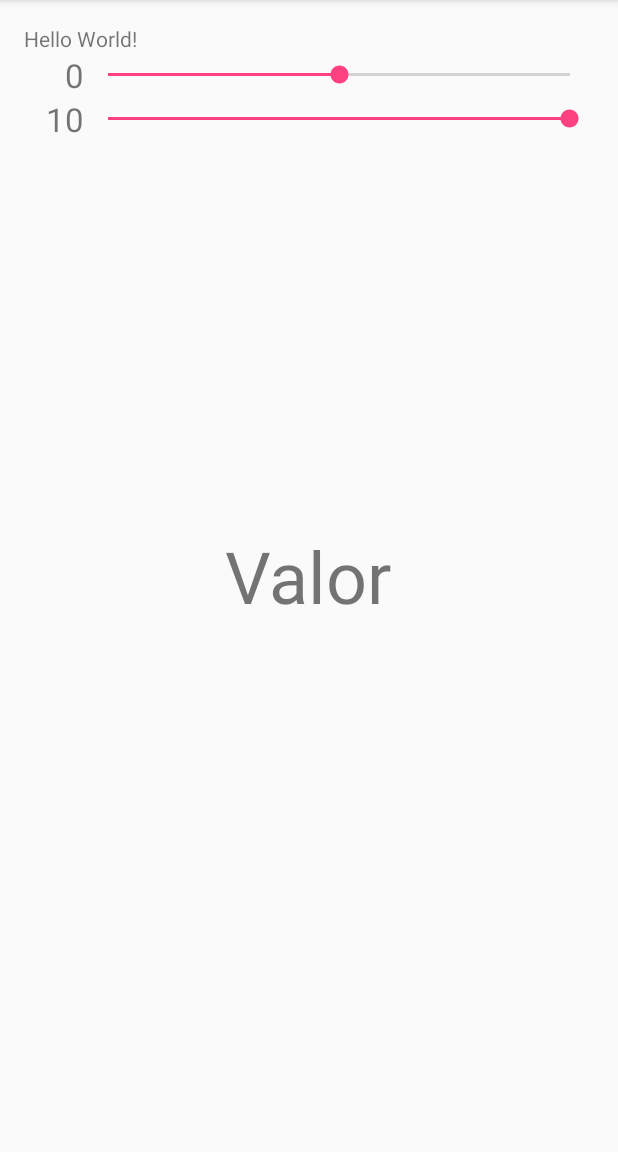
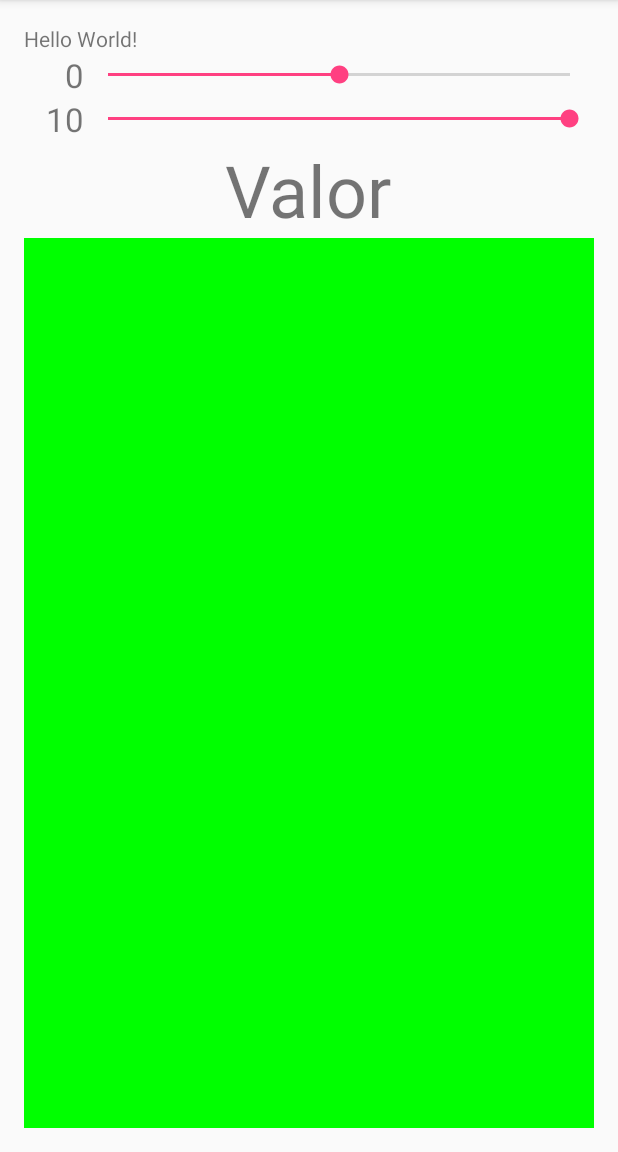
Before and after one commit to serek9/vistaComposta, an Android app: the screen it shows after launch (MainActivity), on a phone screen of 412 x 824 dp, the part 84-1236 px from its top. Run offline under Robolectric (Android 15) with nearby library versions, the phone set to English and light mode, and no system bars.

Commit message:
Color view.

```diff
--- /dev/null
+++ b/app/src/main/java/com/example/dam/vistacomposta/ColorView.java
@@ -0,0 +1,49 @@
+package com.example.dam.vistacomposta;
+
+import android.content.Context;
+import android.graphics.Canvas;
+import android.graphics.Color;
+import android.util.AttributeSet;
+import android.view.View;
+
+
+public class ColorView extends View implements View.OnClickListener{
+    private int color;
+
+    public interface OnColorChangedListener{
+        public void colorChanged(View view, int color);
+    }
+    private OnColorChangedListener listener;
+    public ColorView(Context context) {this(context, null, 0);}
+    public ColorView(Context context, AttributeSet attrs) {this(context, attrs, 0);}
+    public ColorView(Context context, AttributeSet attrs, int defStyleAttr) {
+        super(context, attrs, defStyleAttr);
+        color = Color.GREEN;
+        this.setOnClickListener(this);
+    }
+
+    @Override public void draw(Canvas canvas){
+        canvas.drawColor(color);
+    }
+
+    public int getColor() {return color;}
+    public void setColor(int color) {
+        this.color = color;
+        this.invalidate();
+    }
+
+    public void setOnColorChangedListener(OnColorChangedListener listener){
+        this.listener = listener;
+    }
+
+    @Override public void onClick(View view){
+        int r = (int) (Math.random() * 256);
+        int g = (int) (Math.random() * 256);
+        int b = (int) (Math.random() * 256);
+        int color = Color.rgb(r, g, b);
+        setColor(color);
+        if (this.listener != null){
+            this.listener.colorChanged(this, color);
+        }
+    }
+}
--- a/app/src/main/java/com/example/dam/vistacomposta/MainActivity.java
+++ b/app/src/main/java/com/example/dam/vistacomposta/MainActivity.java
@@ -2,13 +2,15 @@ package com.example.dam.vistacomposta;
 
 import android.support.v7.app.AppCompatActivity;
 import android.os.Bundle;
+import android.view.View;
 import android.widget.SeekBar;
 import android.widget.TextView;
 
-public class MainActivity extends AppCompatActivity implements SeekBar.OnSeekBarChangeListener {
+public class MainActivity extends AppCompatActivity implements SeekBar.OnSeekBarChangeListener, ColorView.OnColorChangedListener {
 
     private EditNumber editNumber1, editNumber2;
     private TextView resultText;
+    private ColorView colorView;
 
     @Override
     protected void onCreate(Bundle savedInstanceState) {
@@ -24,6 +26,8 @@ public class MainActivity extends AppCompatActivity implements SeekBar.OnSeekBar
         resultText.setText("Valor");
         editNumber1.setOnSeekBarChangeListener(this);
         editNumber2.setOnSeekBarChangeListener(this);
+        colorView = (ColorView) findViewById(R.id.colorView);
+        colorView.setOnColorChangedListener(this);
     }
 
     @Override
@@ -33,4 +37,9 @@ public class MainActivity extends AppCompatActivity implements SeekBar.OnSeekBar
     }
     @Override public void onStartTrackingTouch(SeekBar seekBar) {}
     @Override public void onStopTrackingTouch(SeekBar seekBar) {}
+
+    @Override
+    public void colorChanged(View view, int color) {
+        resultText.setText("#" +String.format("%06X", color).substring(2, 8));
+    }
 }
--- a/app/src/main/res/layout/activity_main.xml
+++ b/app/src/main/res/layout/activity_main.xml
@@ -42,8 +42,18 @@
         android:text="0"
         android:layout_width="wrap_content"
         android:layout_height="wrap_content"
-        android:layout_centerVertical="true"
-        android:layout_centerHorizontal="true"
         android:id="@+id/resultText"
-        android:textSize="48sp" />
+        android:textSize="48sp"
+        android:layout_below="@+id/editNumber2"
+        android:layout_centerHorizontal="true" />
+
+    <view
+        android:layout_width="wrap_content"
+        android:layout_height="wrap_content"
+        class="com.example.dam.vistacomposta.ColorView"
+        android:id="@+id/colorView"
+        android:layout_alignParentBottom="true"
+        android:layout_alignParentLeft="true"
+        android:layout_alignParentStart="true"
+        android:layout_below="@+id/resultText" />
 </RelativeLayout>
```
